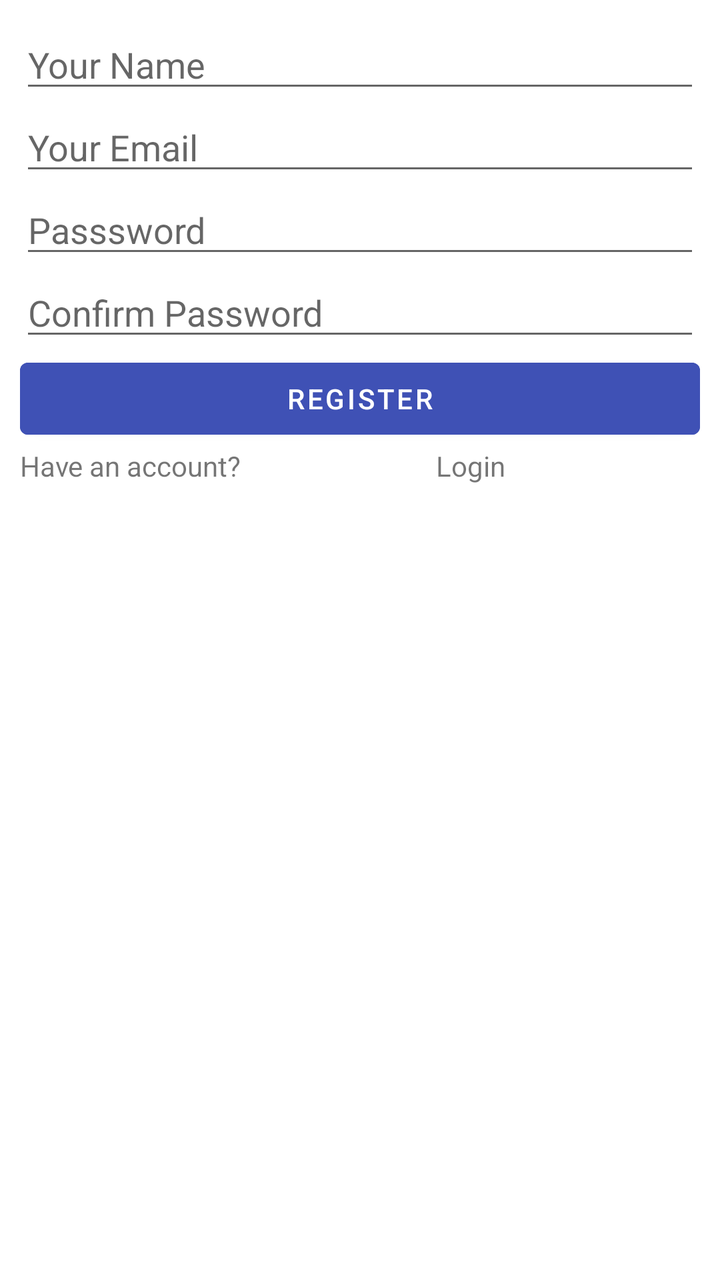
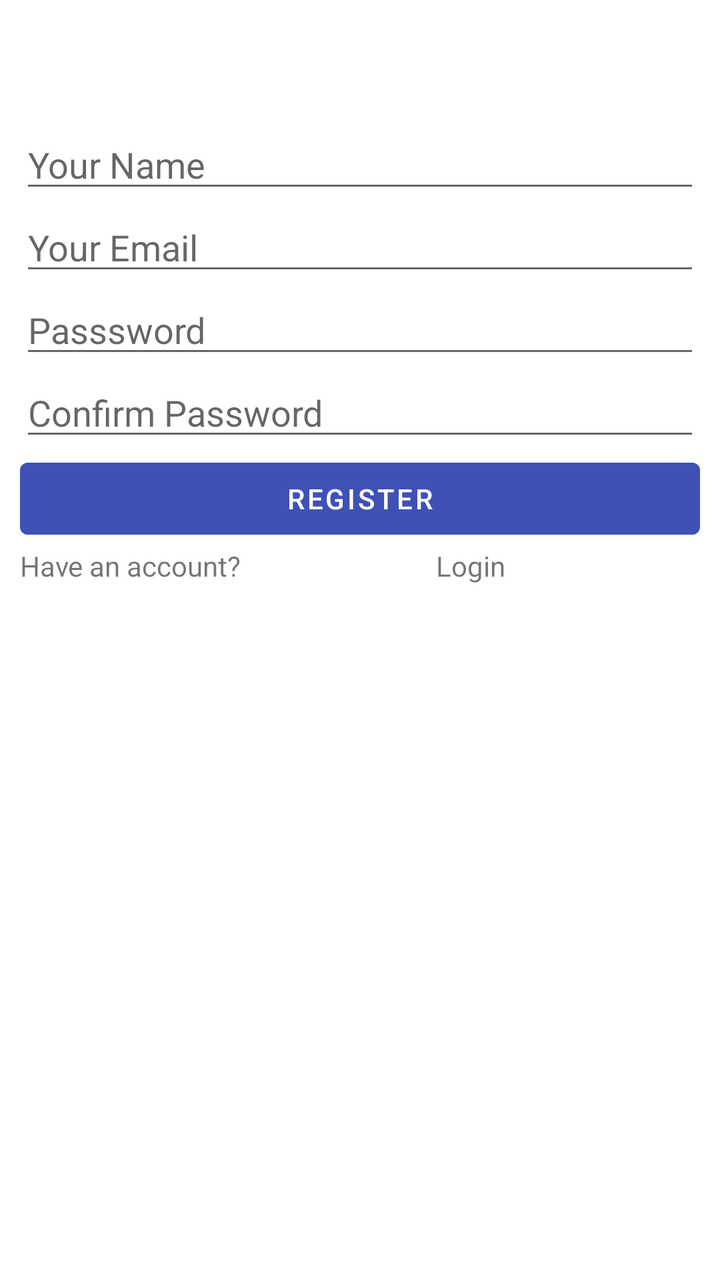

Two renders of the same Android screen: before a commit and after it. Below are the layout's source before the change and the commit's diff.
<!-- AndroidManifest.xml: application theme Theme.LostandFoundCommunity -->
<!-- res/layout/activity_register.xml -->
<?xml version="1.0" encoding="utf-8"?>
<androidx.constraintlayout.widget.ConstraintLayout xmlns:android="http://schemas.android.com/apk/res/android"
    xmlns:app="http://schemas.android.com/apk/res-auto"
    xmlns:tools="http://schemas.android.com/tools"
    android:id="@+id/main"
    android:layout_width="match_parent"
    android:layout_height="match_parent"
    tools:context=".RegisterActivity"

    >

       <LinearLayout
           android:layout_width="match_parent"
           android:layout_height="match_parent"
           android:orientation="vertical"
           android:gravity="center"
           android:padding="10dp"
           >

           <EditText
               android:id="@+id/name"
               android:layout_width="match_parent"
               android:layout_height="wrap_content"
               android:ems="10"
               android:hint="Your Name"
               android:inputType="text"
               />

           <EditText
               android:id="@+id/email"
               android:layout_width="match_parent"
               android:layout_height="wrap_content"
               android:ems="10"
               android:hint="Your Email"
               android:inputType="textEmailAddress" />

           <EditText
               android:id="@+id/Password"
               android:layout_width="match_parent"
               android:layout_height="wrap_content"
               android:ems="10"
               android:hint="Passsword"
               android:inputType="textPassword" />

           <EditText
               android:id="@+id/confirmPassword"
               android:layout_width="match_parent"
               android:layout_height="wrap_content"
               android:ems="10"
               android:hint="Confirm Password"
               android:inputType="textPassword" />

           <Button
               android:id="@+id/register"
               android:layout_width="match_parent"
               android:layout_height="wrap_content"
               android:text="Register"
               android:onClick="startFeed"
               android:backgroundTint="#3F51B5"/>

           <LinearLayout
               android:layout_width="match_parent"
               android:layout_height="match_parent"
               android:orientation="horizontal">

               <TextView
                   android:id="@+id/textView3"
                   android:layout_width="wrap_content"
                   android:layout_height="wrap_content"
                   android:layout_weight="1"
                   android:text="Have an account?" />

               <TextView
                   android:id="@+id/Login"
                   android:layout_width="wrap_content"
                   android:layout_height="wrap_content"
                   android:layout_weight="1"
                   android:text="Login"
                   android:onClick="loginUser"/>
           </LinearLayout>
       </LinearLayout>
</androidx.constraintlayout.widget.ConstraintLayout>
<!-- resources referenced by this layout -->
<resources>
  <style name="Theme.LostandFoundCommunity" parent="Theme.MaterialComponents.DayNight.NoActionBar" />
</resources>

<!-- the commit's change to res/layout/activity_register.xml (unified diff, before → after) -->
@@ -22,6 +22,7 @@
                android:layout_width="match_parent"
                android:layout_height="wrap_content"
                android:ems="10"
+               android:layout_marginTop="50dp"
                android:hint="Your Name"
                android:inputType="text"
                />
@@ -56,7 +57,8 @@
                android:layout_height="wrap_content"
                android:text="Register"
                android:onClick="startFeed"
-               android:backgroundTint="#3F51B5"/>
+               android:backgroundTint="#3F51B5"
+               />
 
            <LinearLayout
                android:layout_width="match_parent"
